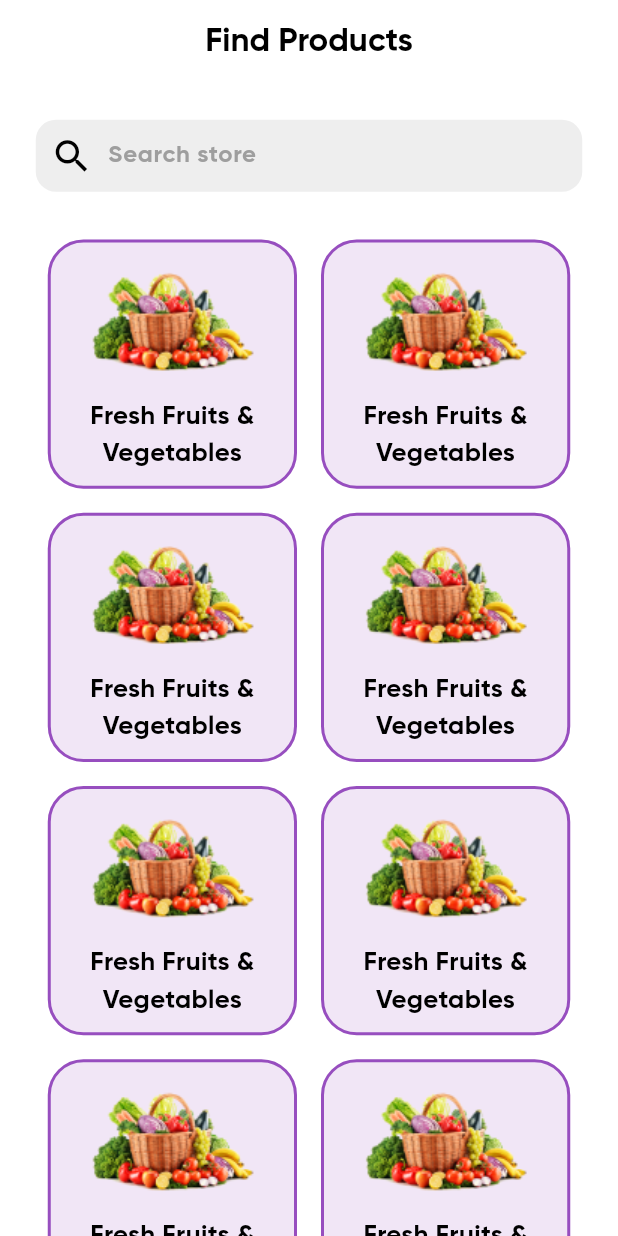
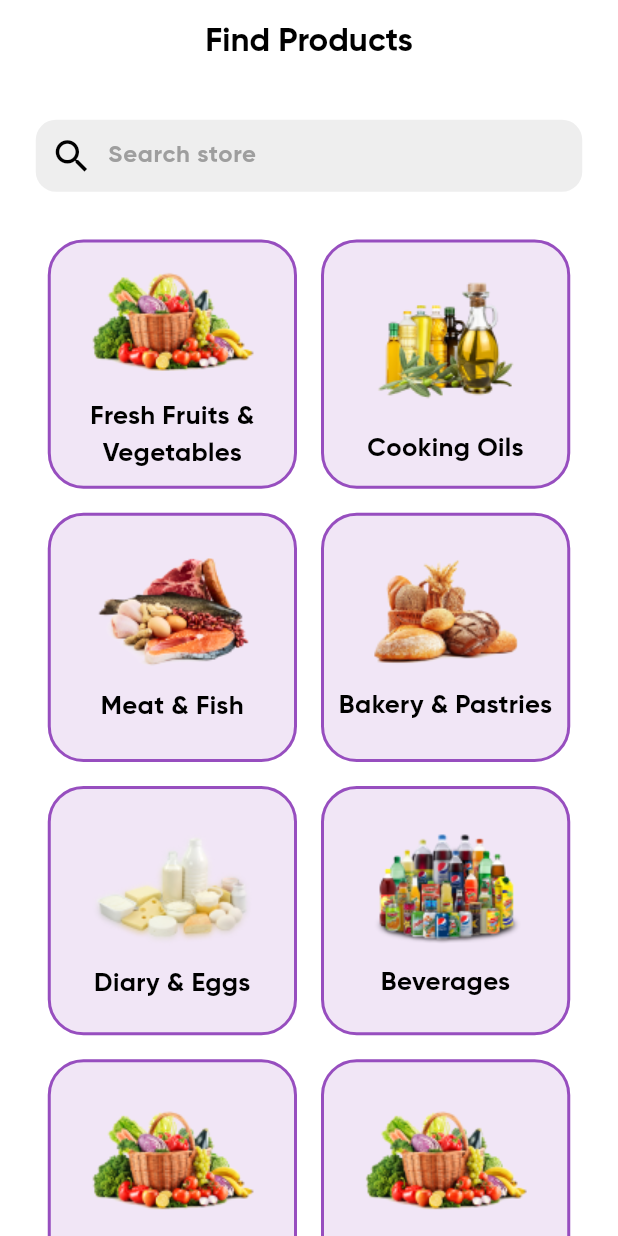
Before and after one commit to Abdulbazeet/Deshi_mart, a Flutter app: the Explore screen opened by its route, on a phone screen of 412 x 824 dp. Run offline on Flutter 3.47's test engine with Material 3 defaults, Android fonts, the phone set to English and light mode, and no system bars; our stand-ins replace flutter_rating_bar, go_router, sizer.

Commit message:
New commit

```diff
--- a/lib/constants/global_variables.dart
+++ b/lib/constants/global_variables.dart
@@ -6,31 +6,30 @@ class Global_Variables {
   static const main_color = Color(0xfff53B175);
 
   // static const primary_color = Color(0xFFF53B175);
-  final List<Map<String, String>> categoryProduct = [
+  static final List<Map<String, String>> categoryProduct = [
     {
       'name': "Fresh Fruits & Vegetables",
       "image": "assets/images/vegetable.png"
     },
     {
       'name': "Cooking Oils",
-      "image": "assets/images/vegetable.png",
+      "image": "assets/images/Cooking_oil.png",
     },
     {
       'name': "Meat & Fish",
-      "image": "assets/images/cooking_oil.png",
-
+      "image": "assets/images/meat_fish.png",
     },
     {
       'name': "Bakery & Pastries",
-      "image": "assets/images/vegetable.png",
+      "image": "assets/images/bakery.png",
     },
     {
       'name': "Diary & Eggs",
-      "image": "assets/images/vegetable.png",
+      "image": "assets/images/diaries.png",
     },
     {
       'name': "Beverages",
-      "image": "assets/images/vegetable.png",
+      "image": "assets/images/beverages.png",
     },
     {
       'name': "Frozen foods",
--- a/lib/presentation/explore/screens/explore.dart
+++ b/lib/presentation/explore/screens/explore.dart
@@ -10,7 +10,10 @@ class Explore extends StatefulWidget {
   State<Explore> createState() => _ExploreState();
 }
 
+
 class _ExploreState extends State<Explore> {
+  final categoryImages = Global_Variables.categoryProduct;
+
   @override
   Widget build(BuildContext context) {
     return Scaffold(
@@ -76,13 +79,16 @@ class _ExploreState extends State<Explore> {
             ),
             Expanded(
                 child: GridView.builder(
-                  itemCount: 10,
+              itemCount: categoryImages.length,
               gridDelegate: const SliverGridDelegateWithFixedCrossAxisCount(
                   crossAxisCount: 2),
-                //  padding: EdgeInsets.all(10.sp),
+              //  padding: EdgeInsets.all(10.sp),
               itemBuilder: (context, index) {
                 return GestureDetector(
-                  child: ProductCategory(),
+                  child: ProductCategory(
+                    category: categoryImages[index]['name']!,
+                    image: categoryImages[index]['image']!,
+                  ),
                 );
               },
             ))
--- a/lib/presentation/explore/widets/product_category.dart
+++ b/lib/presentation/explore/widets/product_category.dart
@@ -5,7 +5,13 @@ import 'package:flutter/material.dart';
 import 'package:sizer/sizer.dart';
 
 class ProductCategory extends StatefulWidget {
-  const ProductCategory({super.key});
+  final String category;
+  final String image;
+  const ProductCategory({
+    super.key,
+    required this.image,
+    required this.category,
+  });
 
   @override
   State<ProductCategory> createState() => _ProductCategoryState();
@@ -57,13 +63,13 @@ class _ProductCategoryState extends State<ProductCategory> {
               height: 10.sp,
             ),
             Image.asset(
-              'assets/images/vegetable.png',
+              widget.image,
             ),
             SizedBox(
               height: 15.sp,
             ),
             Text(
-              'Fresh Fruits & Vegetables',
+              widget.category,
               textAlign: TextAlign.center,
               style: TextStyle(
                 fontFamily: 'Gilroy',
```
Also changed, not shown: lib/presentation/onboard/screen/next_screen.dart (+45 -39 lines).
